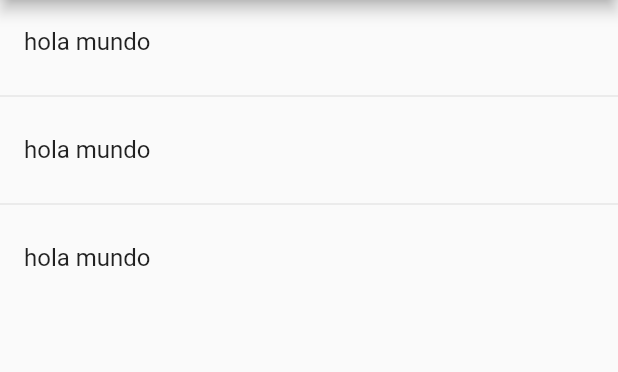
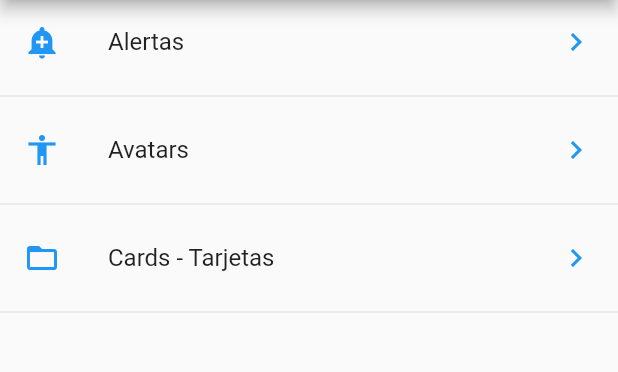
Before and after one commit to MarcoGuerreroP/flutter_componets, a Flutter app: the screen it shows after launch, on a phone screen of 412 x 824 dp, the part 84-456 px from its top. Run offline on Flutter 3.47's test engine with Material 2 defaults, Android fonts, the phone set to English and light mode, and no system bars.

Commit message:
se creo la app de las pantallas y las card image

```diff
--- a/componentes/lib/main.dart
+++ b/componentes/lib/main.dart
@@ -1,9 +1,10 @@
-import 'package:componentes/src/pages/home_page.dart';
+import 'package:componentes/src/pages/alert_page.dart';
+import 'package:componentes/src/routes/routes.dart';
 //import 'package:componentes/src/pages/home_temp.dart';
-
 import 'package:flutter/material.dart';
 
 void main() => runApp(MyApp());
+
 
 class MyApp extends StatelessWidget {
   @override
@@ -11,7 +12,18 @@ class MyApp extends StatelessWidget {
     return MaterialApp(
       title: 'componentes APP',
       debugShowCheckedModeBanner: false,
-      home : HomePage(),
+      // home : HomePage(),
+      initialRoute: '/',
+      routes: getApplicationRoutes(),
+      onGenerateRoute: ( RouteSettings settings ){
+
+        // print('ruta llamada : ${settings.name}');
+
+        return MaterialPageRoute(
+          builder: ( BuildContext context) => AlertPage()
+        );
+
+      },
     );
   }
 }
--- a/componentes/lib/src/pages/home_page.dart
+++ b/componentes/lib/src/pages/home_page.dart
@@ -1,4 +1,10 @@
+
 import 'package:flutter/material.dart';
+
+import 'package:componentes/src/providers/menu_provider.dart';
+
+import 'package:componentes/src/utils/icono_string_util.dart';
+
 
 class HomePage extends StatelessWidget {
 
@@ -14,21 +20,49 @@ class HomePage extends StatelessWidget {
 
     Widget _lista() {
 
-      return ListView(
-        children: _listaItems(),
+      return FutureBuilder(
+        future: menuProvider.cargarData(),
+        initialData: [],
+        builder: ( context, AsyncSnapshot<List<dynamic>> snapshot ){
 
 
+
+          return ListView(
+            children: _listaItems(snapshot.data, context),
+          );
+
+        },
       );
     }
 
-  List<Widget>_listaItems() {
-    return [
-      ListTile( title: Text('hola mundo')),
-      Divider(),
-      ListTile( title: Text('hola mundo')),
-      Divider(),
-      ListTile( title: Text('hola mundo')),
-    ];
+  List<Widget>_listaItems( List<dynamic> data, BuildContext context) {
+
+    final List<Widget> opciones = [];
+
+    data.forEach((raw) {
+
+      final widgetTemp = ListTile(
+        title: Text(raw['texto']),
+        leading: getIcon(raw['icon']),
+        trailing: Icon(Icons.keyboard_arrow_right, color: Colors.blue),
+        onTap: (){
+
+          Navigator.pushNamed(context, raw['ruta']);
+
+          // final route =  MaterialPageRoute(
+          //   builder: ( context ) => AlertPage()
+          // );
+
+          // Navigator.push(context, route);
+        },
+
+      );
+
+      opciones..add(widgetTemp)
+              ..add(Divider());
+    });
+
+    return opciones;
   }
 
 
--- /dev/null
+++ b/componentes/lib/src/routes/routes.dart
@@ -0,0 +1,16 @@
+import 'package:componentes/src/pages/card_page.dart';
+import 'package:flutter/material.dart';
+import 'package:componentes/src/pages/alert_page.dart';
+import 'package:componentes/src/pages/avatar_page.dart';
+import 'package:componentes/src/pages/home_page.dart';
+
+Map<String, WidgetBuilder> getApplicationRoutes() {
+
+return <String ,WidgetBuilder>{
+      '/'      : (BuildContext context) => HomePage(),
+      'alert'  : (BuildContext context) => AlertPage(),
+      'avatar' : (BuildContext context) => AvatarPage(),
+      'card'   : (BuildContext context) => CardPage(),
+  };
+
+}
--- /dev/null
+++ b/componentes/lib/src/utils/icono_string_util.dart
@@ -0,0 +1,20 @@
+import 'package:flutter/material.dart';
+
+
+
+final _icons = <String, IconData>{
+
+
+  "add_alert"    : Icons.add_alert,
+  "accessibility": Icons.accessibility,
+  "folder_open"  : Icons.folder_open,
+
+
+
+
+};
+
+Icon getIcon (String nombreIcono){
+
+  return Icon( _icons[nombreIcono], color: Colors.blue[500]);
+}
--- a/componentes/pubspec.yaml
+++ b/componentes/pubspec.yaml
@@ -41,8 +41,8 @@ flutter:
   uses-material-design: true
 
   # To add assets to your application, add an assets section, like this:
-  # assets:
-  #   - images/a_dot_burr.jpeg
+  assets:
+      - data/menu_opts.json
   #   - images/a_dot_ham.jpeg
 
   # An image asset can refer to one or more resolution-specific "variants", see
```
Also changed, not shown: componentes/lib/src/pages/alert_page.dart (added, +23 -0 lines), componentes/lib/src/pages/avatar_page.dart (added, +17 -0 lines), componentes/lib/src/pages/card_page.dart (added, +73 -0 lines), componentes/lib/src/pages/home_temp.dart (+11 -11 lines), componentes/lib/src/providers/menu_provider.dart (added, +24 -0 lines), componentes/pubspec.lock.
